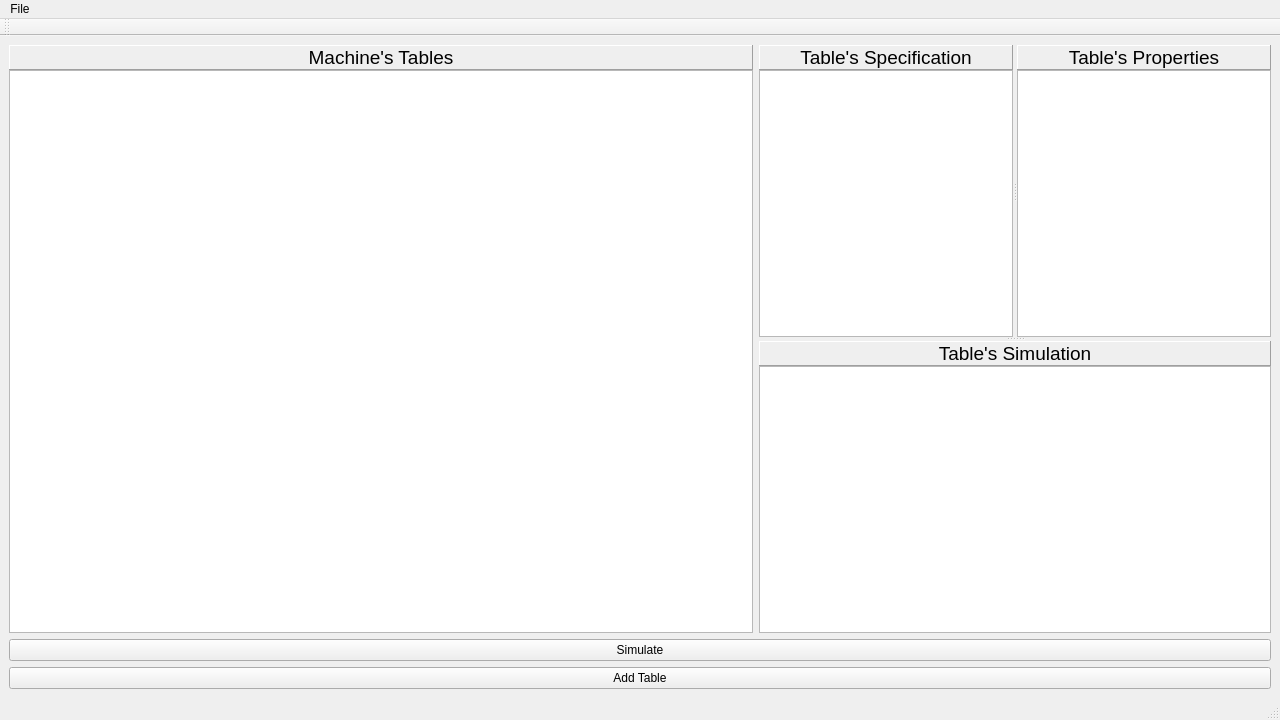
Qt form Qt/TuringsMachineSimulator/usermachines.ui (fabioalves98/TuringsMachineGenerator) before a commit.
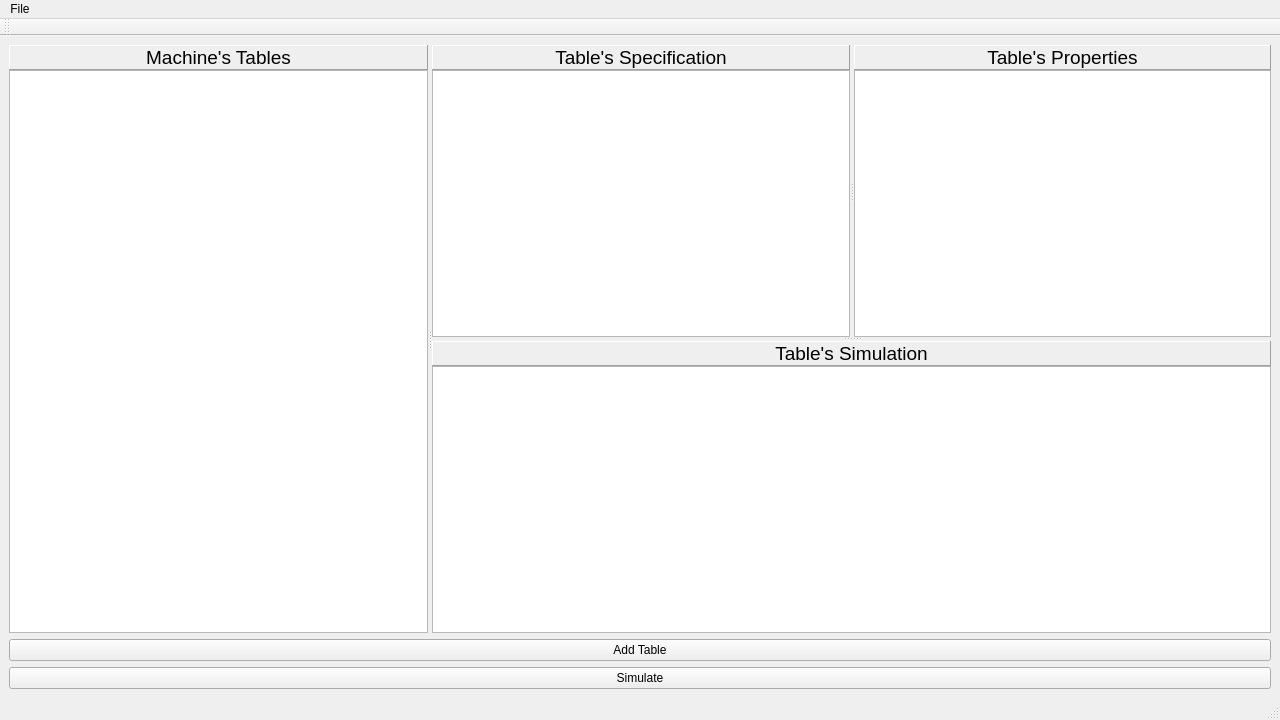
The same form after that commit.

Commit message: New structure to display Tables. Can't switch between tables yet

Diff of the .ui file:
```diff
--- a/Qt/TuringsMachineSimulator/usermachines.ui
+++ b/Qt/TuringsMachineSimulator/usermachines.ui
@@ -16,8 +16,11 @@
   <widget class="QWidget" name="centralwidget">
    <layout class="QVBoxLayout" name="verticalLayout">
     <item>
-     <layout class="QHBoxLayout" name="horizontalLayout">
-      <item>
+     <widget class="QSplitter" name="splitter_3">
+      <property name="orientation">
+       <enum>Qt::Horizontal</enum>
+      </property>
+      <widget class="QWidget" name="">
        <layout class="QVBoxLayout" name="Tables">
         <property name="spacing">
          <number>0</number>
@@ -47,8 +50,7 @@
          <widget class="QListWidget" name="tablesList"/>
         </item>
        </layout>
-      </item>
-      <item>
+      </widget>
        <widget class="QSplitter" name="splitter_2">
         <property name="orientation">
          <enum>Qt::Vertical</enum>
@@ -152,8 +154,14 @@
          </layout>
         </widget>
        </widget>
-      </item>
-     </layout>
+     </widget>
+    </item>
+    <item>
+     <widget class="QPushButton" name="addTableBt">
+      <property name="text">
+       <string>Add Table</string>
+      </property>
+     </widget>
     </item>
     <item>
      <widget class="QPushButton" name="simBt">
@@ -168,13 +176,6 @@
       </property>
      </widget>
     </item>
-    <item>
-     <widget class="QPushButton" name="addTableBt">
-      <property name="text">
-       <string>Add Table</string>
-      </property>
-     </widget>
-    </item>
    </layout>
   </widget>
   <widget class="QMenuBar" name="menubar">
```
Left out of the diff: 2 changed lines with no effect on the pictures. Lines whose indentation alone changed are shown as unchanged. The commit also changes 18 other files.
